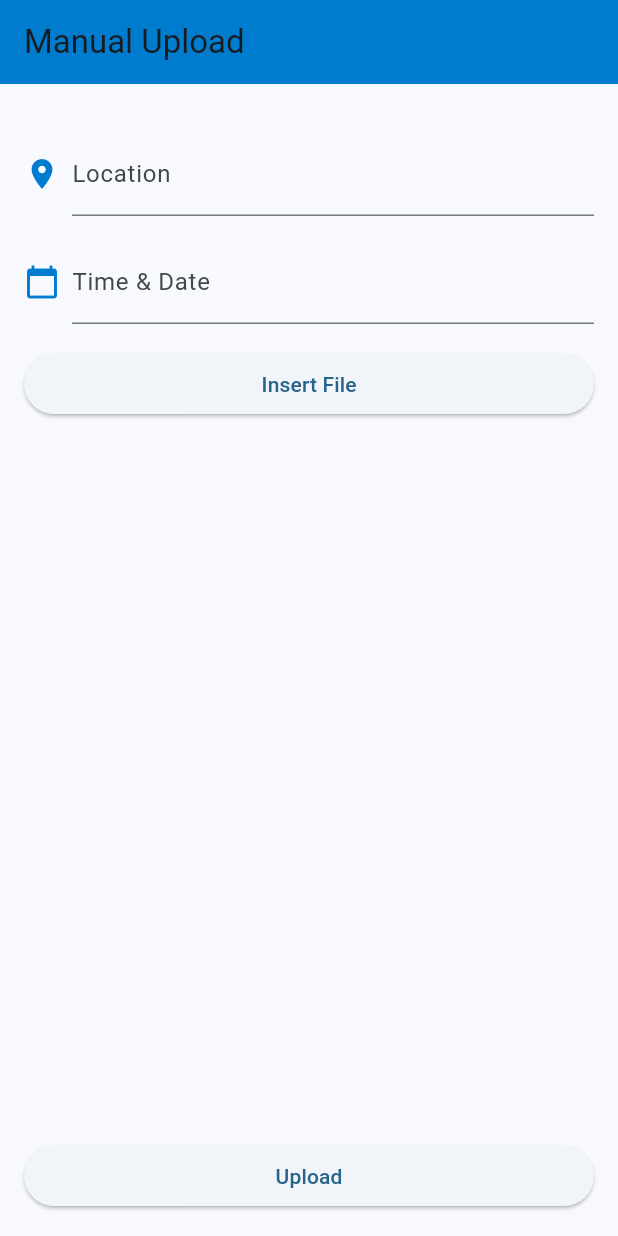
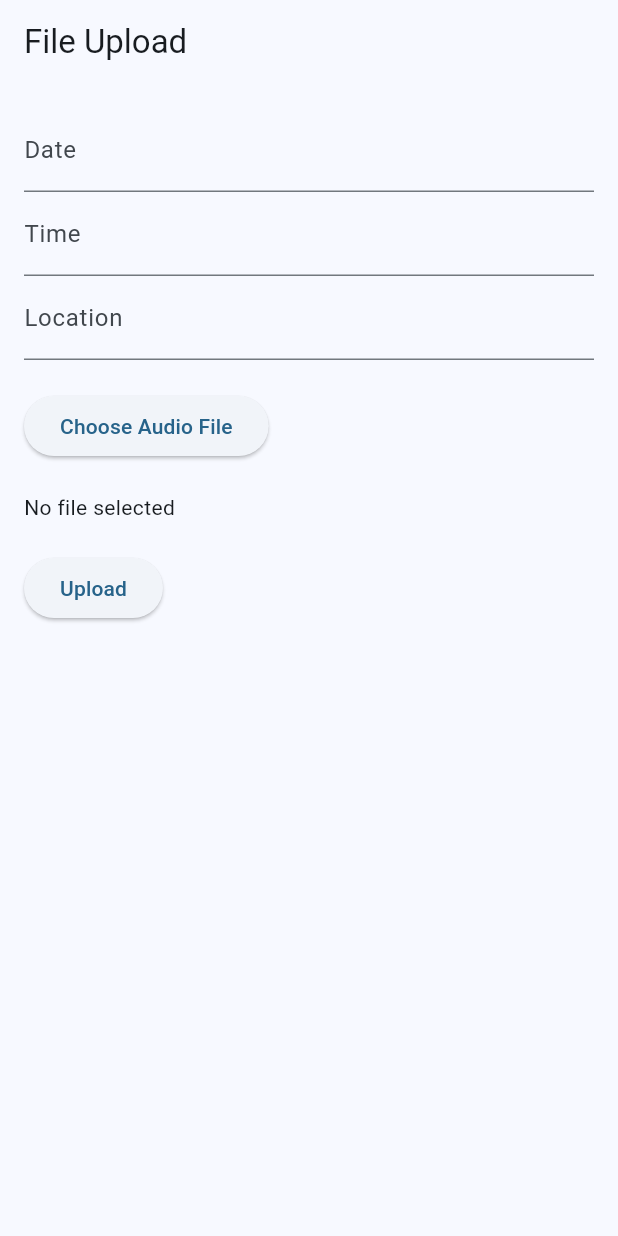
Before and after one commit to SDGP-CS-39-EmpowerME/SDGP-CS-39-EmpowerME, a Flutter app: the MyHomePage screen opened directly, after a tap on "Upload", on a phone screen of 412 x 824 dp. Run offline on Flutter 3.47's test engine with Material 3 defaults, Android fonts, the light colour scheme and no system bars; our stand-ins replace cloud_firestore, email_validator, file_picker, firebase_auth, firebase_core, image_picker; accounts and stored records are empty.

Commit message:
Add some features to manual upload page

```diff
--- a/front_end/empowerme_cs_39/lib/manual_upload.dart
+++ b/front_end/empowerme_cs_39/lib/manual_upload.dart
@@ -1,14 +1,16 @@
 import 'package:flutter/material.dart';
+import 'package:image_picker/image_picker.dart';
+import 'package:file_picker/file_picker.dart';
+import 'package:http/http.dart' as http;
+import 'dart:io';
 
 class ManualUpload extends StatelessWidget {
   @override
   Widget build(BuildContext context) {
     return MaterialApp(
-      debugShowCheckedModeBanner: false,
-      title: 'Manual Upload App',
+      title: 'File Upload',
       theme: ThemeData(
-        colorScheme: ColorScheme.fromSeed(seedColor: Colors.lightBlue),
-        useMaterial3:true,
+        primarySwatch: Colors.blue,
       ),
       home: MyHomePage(),
     );
@@ -16,76 +18,88 @@ class ManualUpload extends StatelessWidget {
 }
 
 class MyHomePage extends StatefulWidget {
+  MyHomePage({Key? key}) : super(key: key);
+
   @override
   _MyHomePageState createState() => _MyHomePageState();
 }
 
 class _MyHomePageState extends State<MyHomePage> {
-  TextEditingController locationController = TextEditingController();
-  TextEditingController dateTimeController = TextEditingController();
+  late File _file = File(''); // Initialize with an empty file
+  final picker = ImagePicker();
+  final TextEditingController dateController = TextEditingController();
+  final TextEditingController timeController = TextEditingController();
+  final TextEditingController locationController = TextEditingController();
+
+  Future<void> getAudio() async {
+    FilePickerResult? result = await FilePicker.platform.pickFiles(
+      type: FileType.audio,
+      allowMultiple: false,
+    );
+    if (result != null) {
+      setState(() {
+        _file = File(result.files.single.path!);
+      });
+    }
+  }
+
+
+
+  Future<void> uploadFile() async {
+    var uri = Uri.parse('https://3582-45-121-90-169.ngrok-free.app/upload'); // Replace with your backend address
+    var request = http.MultipartRequest('POST', uri)
+      ..fields['date'] = dateController.text
+      ..fields['time'] = timeController.text
+      ..fields['location'] = locationController.text
+      ..files.add(await http.MultipartFile.fromPath('file', _file.path));
+
+    try {
+      var response = await request.send();
+      if (response.statusCode == 200) {
+        print('File uploaded successfully');
+      } else {
+        print('Error uploading file');
+      }
+    } catch (e) {
+      print('Error: $e');
+    }
+  }
 
   @override
   Widget build(BuildContext context) {
     return Scaffold(
       appBar: AppBar(
-        title: Text('Manual Upload'),
-        backgroundColor: Color(0xFF007CCF),
+        title: Text('File Upload'),
       ),
       body: Padding(
-        padding: const EdgeInsets.all(16.0),
+        padding: EdgeInsets.all(16.0),
         child: Column(
-          crossAxisAlignment: CrossAxisAlignment.stretch,
+          crossAxisAlignment: CrossAxisAlignment.start,
           children: [
-            // Text(
-            //   // 'Manual Upload',
-            //   style: TextStyle(
-            //     fontSize: 24.0,
-            //     fontWeight: FontWeight.bold,
-            //   ),
-            // ),
-            SizedBox(height: 16.0),
-            Row(
-              children: [
-                Icon(Icons.location_on, color: Color(0xFF007CCF)), // Location Icon
-                SizedBox(width: 8.0),
-                Expanded(
-                  child: TextField(
-                    controller: locationController,
-                    decoration: InputDecoration(
-                      labelText: 'Location',
-                    ),
-                  ),
-                ),
-              ],
+            TextField(
+              controller: dateController,
+              decoration: InputDecoration(labelText: 'Date'),
             ),
-            SizedBox(height: 16.0),
-            Row(
-              children: [
-                Icon(Icons.calendar_today, color: Color(0xFF007CCF)), // Calendar Icon
-                SizedBox(width: 8.0),
-                Expanded(
-                  child: TextField(
-                    controller: dateTimeController,
-                    decoration: InputDecoration(
-                      labelText: 'Time & Date',
-                    ),
-                  ),
-                ),
-              ],
+            TextField(
+              controller: timeController,
+              decoration: InputDecoration(labelText: 'Time'),
             ),
-            SizedBox(height: 16.0),
+            TextField(
+              controller: locationController,
+              decoration: InputDecoration(labelText: 'Location'),
+            ),
+            SizedBox(height: 20),
             ElevatedButton(
-              onPressed: () {
-                // Implement the logic to insert file data
-                // This could open a file picker or some other mechanism
-              },
-              child: Text('Insert File'),
+              onPressed: getAudio,
+              child: Text('Choose Audio File'),
             ),
-            Spacer(),
+            SizedBox(height: 20),
+            _file.path.isNotEmpty
+                ? Text('Selected File: ${_file.path}')
+                : Text('No file selected'),
+            SizedBox(height: 20),
             ElevatedButton(
-              onPressed: () {
-                // Implement the logic to upload data to the cloud
-              },
+              onPressed: uploadFile,
               child: Text('Upload'),
             ),
           ],
@@ -94,3 +108,7 @@ class _MyHomePageState extends State<MyHomePage> {
     );
   }
 }
+
+void main() {
+  runApp(ManualUpload());
+}
```
